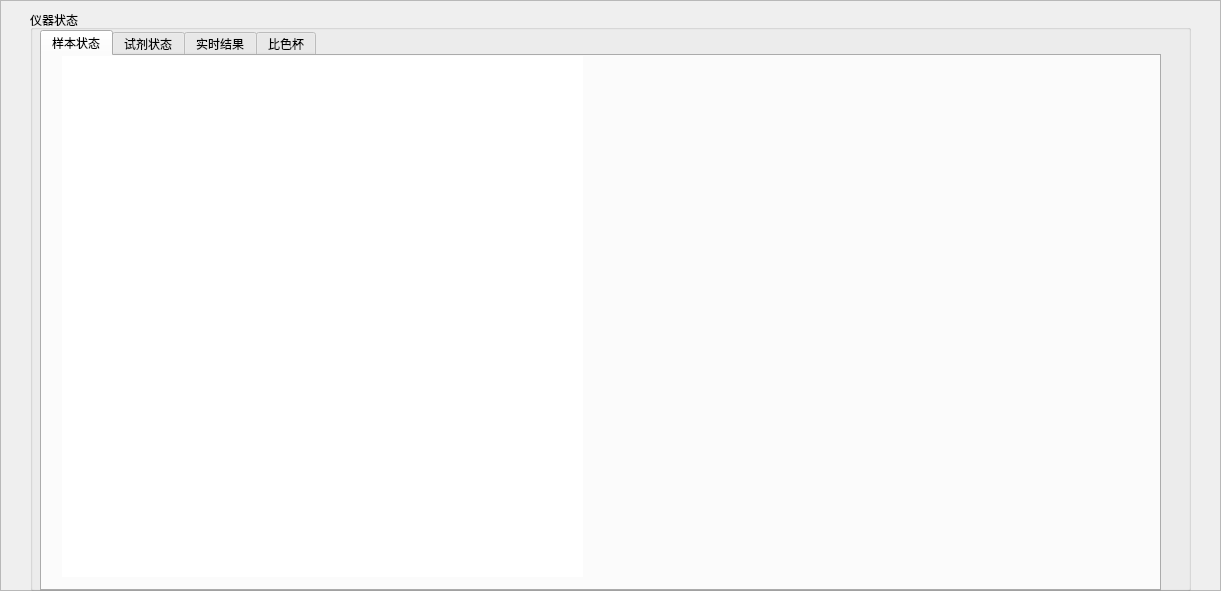
Qt form statusframe.ui (lsoftp/water) before a commit.
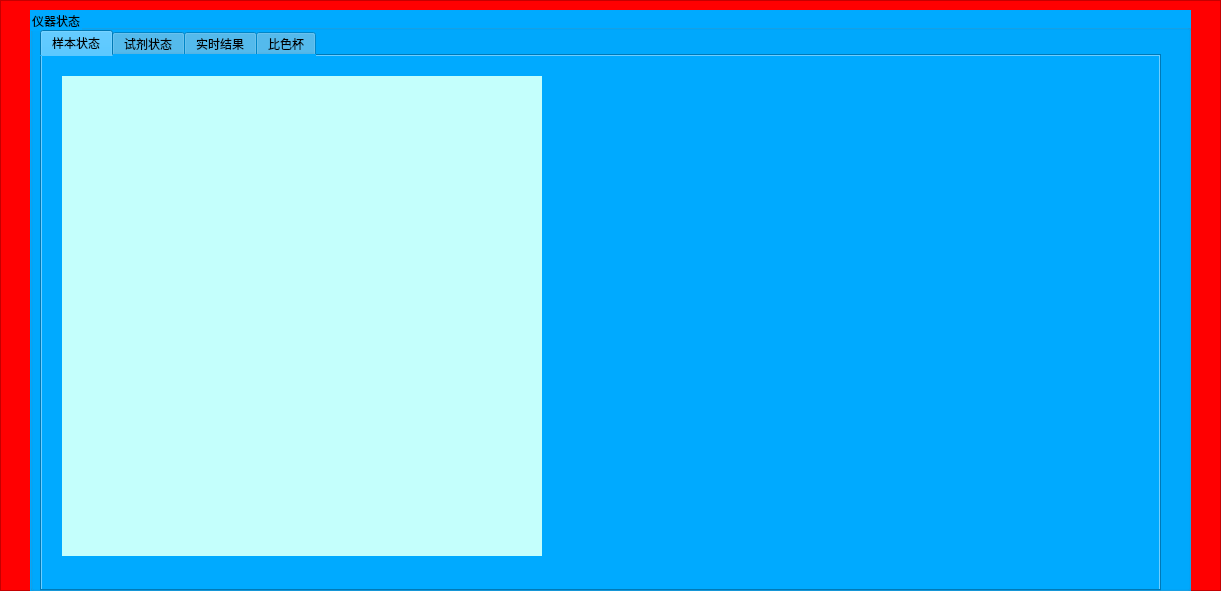
The same form after that commit. Custom widgets are drawn as their Qt base class.

Diff of the .ui file:
```diff
--- a/statusframe.ui
+++ b/statusframe.ui
@@ -13,6 +13,9 @@
   <property name="windowTitle">
    <string>Frame</string>
   </property>
+  <property name="styleSheet">
+   <string notr="true">background-color: rgb(255, 0, 1);</string>
+  </property>
   <property name="frameShape">
    <enum>QFrame::StyledPanel</enum>
   </property>
@@ -28,6 +31,9 @@
      <height>581</height>
     </rect>
    </property>
+   <property name="styleSheet">
+    <string notr="true">background-color: rgb(0, 170, 255);</string>
+   </property>
    <property name="title">
     <string>仪器状态</string>
    </property>
@@ -51,13 +57,14 @@
       <property name="geometry">
        <rect>
         <x>20</x>
-        <y>0</y>
-        <width>521</width>
-        <height>521</height>
+        <y>20</y>
+        <width>480</width>
+        <height>480</height>
        </rect>
       </property>
       <property name="styleSheet">
-       <string notr="true">background-color: rgb(255, 255, 255);</string>
+       <string notr="true">background-color: rgb(255, 255, 255);
+background-color: rgb(196, 255, 252);</string>
       </property>
      </widget>
     </widget>
```
